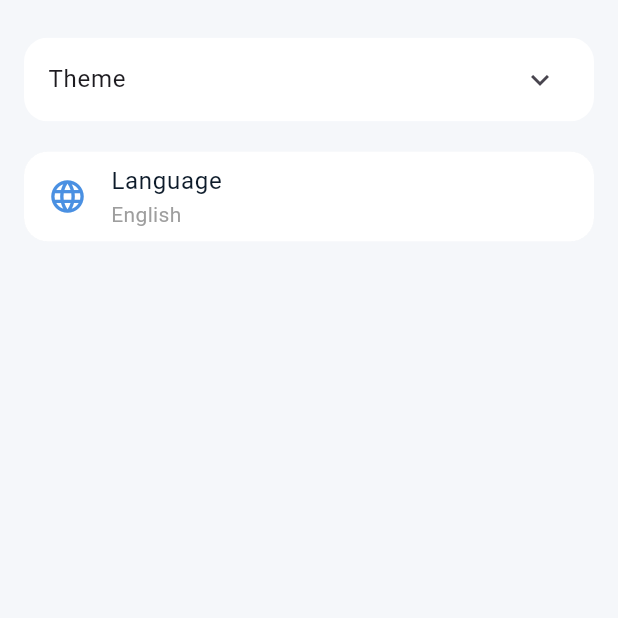
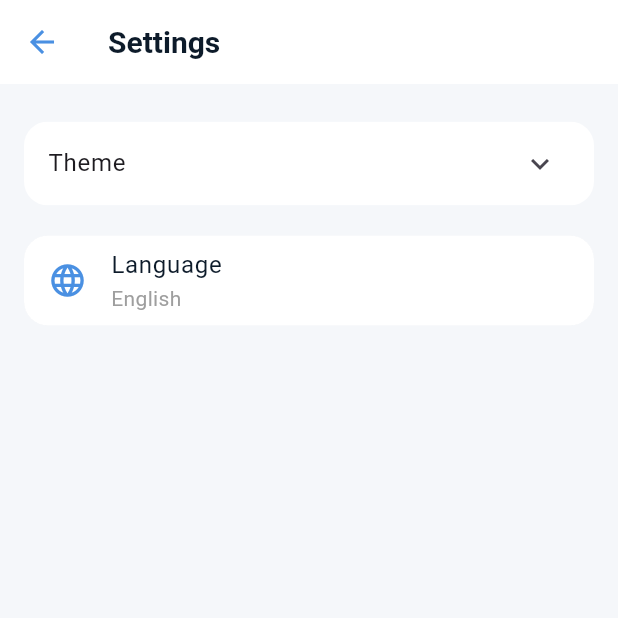
Before and after one commit to osamamohamedr1/reading-tracking, a Flutter app: the SettingsScreen screen opened by its route, on a phone screen of 412 x 824 dp, the top half of it. Run offline on Flutter 3.47's test engine with Material 3 defaults, Android fonts, the phone set to English and light mode, and no system bars; our stand-ins replace bloc, easy_localization, flutter_bloc, font_awesome_flutter, shared_preferences; accounts and stored records are empty.

Commit message:
genrate local key file and adjust language change

```diff
--- a/assets/translations/ar.json
+++ b/assets/translations/ar.json
@@ -8,7 +8,7 @@
     "language": "اللغة",
     "english":"الإنجليزية",
     "system":"النظام",
-    "Change Language":"تغيير اللغة",
+    "changel_anguage":"تغيير اللغة",
     "system_language":"لغة النظام",
     "dark":"غامق",
     "light":"فاتح",
--- a/assets/translations/en.json
+++ b/assets/translations/en.json
@@ -1,3 +1,4 @@
+
 {
 
     "all_books":"All Books",
@@ -8,7 +9,7 @@
        "arabic":"Arabic",
        "english":"English",
        "language": "Language",
-       "Change Language":"Change Language",
+       "changel_anguage":"Change Language",
        "system_language":"System Language",
        "system":"System",
        "dark":"Dark",
--- a/lib/features/settings/presentation/views/settings_view.dart
+++ b/lib/features/settings/presentation/views/settings_view.dart
@@ -1,7 +1,9 @@
+import 'package:easy_localization/easy_localization.dart';
 import 'package:flutter/material.dart';
 
 import 'package:reading_tracker/features/settings/presentation/views/widgets/language_change_widget.dart';
 import 'package:reading_tracker/features/settings/presentation/views/widgets/theme_selection_widget.dart';
+import 'package:reading_tracker/generated/locale_keys.g.dart';
 
 class SettingsScreen extends StatelessWidget {
   const SettingsScreen({super.key});
@@ -9,6 +11,11 @@ class SettingsScreen extends StatelessWidget {
   @override
   Widget build(BuildContext context) {
     return Scaffold(
+      appBar: AppBar(
+        title: Text(
+          LocaleKeys.settings.tr(),
+        ),
+      ),
       body: Padding(
         padding: const EdgeInsets.symmetric(horizontal: 16),
         child: Column(
@@ -16,9 +23,7 @@ class SettingsScreen extends StatelessWidget {
           children: [
             SizedBox(height: 5),
             ThemeSelectionWidget(),
-            Builder(builder: (context) {
-              return LanguageChangeWidget();
-            }),
+            LanguageChangeWidget(),
           ],
         ),
       ),
--- a/lib/features/settings/presentation/views/widgets/language_change_widget.dart
+++ b/lib/features/settings/presentation/views/widgets/language_change_widget.dart
@@ -2,10 +2,16 @@ import 'package:easy_localization/easy_localization.dart';
 import 'package:flutter/material.dart';
 import 'package:reading_tracker/core/helpers/exentions.dart';
 import 'package:reading_tracker/core/themes/text_themes.dart';
+import 'package:reading_tracker/generated/locale_keys.g.dart';
 
-class LanguageChangeWidget extends StatelessWidget {
+class LanguageChangeWidget extends StatefulWidget {
   const LanguageChangeWidget({super.key});
 
+  @override
+  State<LanguageChangeWidget> createState() => _LanguageChangeWidgetState();
+}
+
+class _LanguageChangeWidgetState extends State<LanguageChangeWidget> {
   @override
   Widget build(BuildContext context) {
     return GestureDetector(
@@ -22,7 +28,7 @@ class LanguageChangeWidget extends StatelessWidget {
                   crossAxisAlignment: CrossAxisAlignment.start,
                   children: [
                     Text(
-                      'language'.tr(),
+                      LocaleKeys.language.tr(),
                       style: AppTextStyles.font20Regular,
                     ),
                     ListTile(
--- a/lib/features/settings/presentation/views/widgets/theme_selection_widget.dart
+++ b/lib/features/settings/presentation/views/widgets/theme_selection_widget.dart
@@ -3,6 +3,7 @@ import 'package:flutter/material.dart';
 import 'package:flutter_bloc/flutter_bloc.dart';
 import 'package:reading_tracker/features/settings/logic/cubit/theme_cubit.dart';
 import 'package:reading_tracker/features/settings/presentation/views/widgets/theme_selection_item.dart';
+import 'package:reading_tracker/generated/locale_keys.g.dart';
 
 class ThemeSelectionWidget extends StatelessWidget {
   const ThemeSelectionWidget({super.key});
@@ -11,24 +12,24 @@ class ThemeSelectionWidget extends StatelessWidget {
   Widget build(BuildContext context) {
     var currentThemeMode = context.watch<ThemeCubit>().state;
     return ExpansionTile(
-      title: Text('theme'.tr()),
+      title: Text(LocaleKeys.theme.tr()),
       shape: tileShape(borderColor: Colors.lightBlueAccent),
       collapsedShape: tileShape(),
       children: [
         ThemeSelctionItem(
             selected: currentThemeMode == ThemeMode.system,
             icon: Icons.mobile_friendly,
-            title: 'system'.tr(),
+            title: LocaleKeys.system.tr(),
             onTap: () => context.read<ThemeCubit>().setTheme(ThemeMode.system)),
         ThemeSelctionItem(
             selected: currentThemeMode == ThemeMode.light,
             icon: Icons.light_mode,
-            title: 'light'.tr(),
+            title: LocaleKeys.light.tr(),
             onTap: () => context.read<ThemeCubit>().setTheme(ThemeMode.light)),
         ThemeSelctionItem(
             selected: currentThemeMode == ThemeMode.dark,
             icon: Icons.dark_mode,
-            title: 'dark'.tr(),
+            title: LocaleKeys.dark.tr(),
             onTap: () => context.read<ThemeCubit>().setTheme(ThemeMode.dark)),
       ],
     );
```
Also changed, not shown: lib/features/drawer/presentation/views/custom_drawer.dart (+30 -14 lines), lib/generated/locale_keys.g.dart (added).
